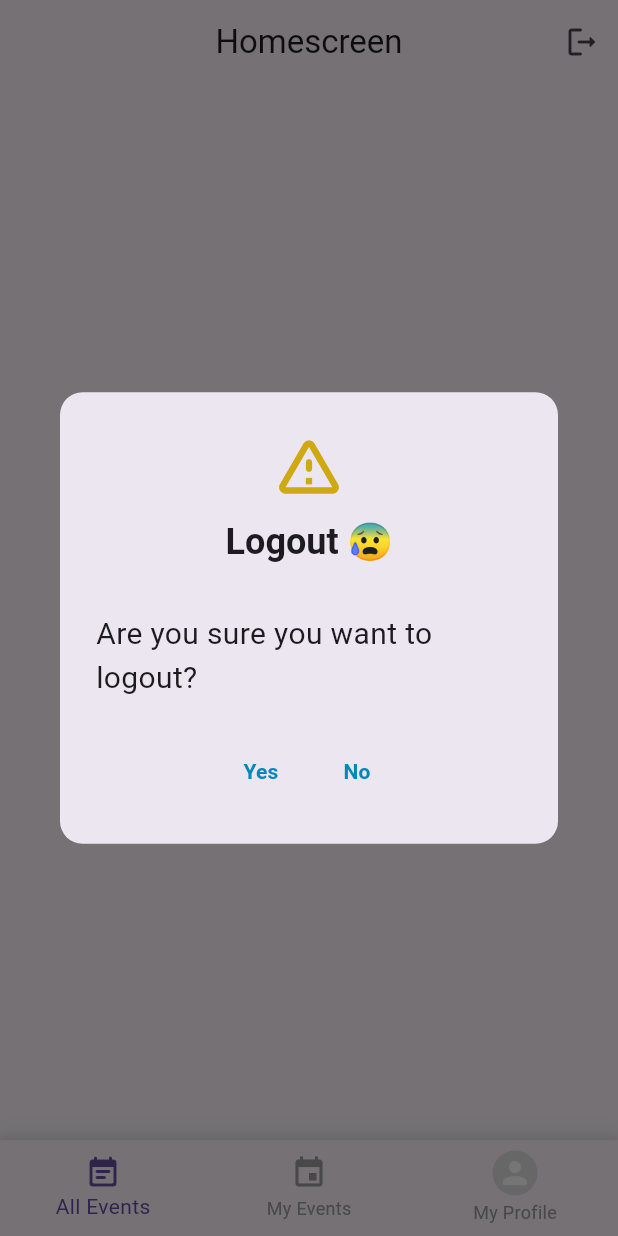
After one commit to MohamedAlkindi/EventConnect, a Flutter app: the UserHomeScreen screen opened by its route, after a tap on the "logout" icon, on a phone screen of 412 x 824 dp. The commit adds this screen. Run offline on Flutter 3.47's test engine with Material 3 defaults, Android fonts, the phone set to English and light mode, and no system bars; our stand-ins replace bloc, firebase_auth, firebase_core, flutter_bloc, image_picker, sqflite; accounts and stored records are empty.

Commit message:
user homescreen done...

```diff
--- a/lib/core/utils/message_dialog.dart
+++ b/lib/core/utils/message_dialog.dart
@@ -7,6 +7,8 @@ AlertDialog dialog({
   required Color iconColor,
   required String buttonText,
   required void Function()? onPressed,
+  String? secondButtonText,
+  void Function()? secondOnPressed,
 }) {
   return AlertDialog(
     shape: RoundedRectangleBorder(
@@ -37,6 +39,10 @@ AlertDialog dialog({
       ),
     ),
     actions: [
+      Center(
+        child: Row(
+          mainAxisAlignment: MainAxisAlignment.center,
+          children: [
             TextButton(
               onPressed: onPressed,
               child: Text(
@@ -47,6 +53,20 @@ AlertDialog dialog({
                 ),
               ),
             ),
+            if (secondButtonText != null && secondOnPressed != null)
+              TextButton(
+                onPressed: secondOnPressed,
+                child: Text(
+                  secondButtonText,
+                  style: TextStyle(
+                    color: Color.fromARGB(255, 0, 136, 186),
+                    fontWeight: FontWeight.bold,
+                  ),
+                ),
+              ),
+          ],
+        ),
+      ),
     ],
   );
 }
--- /dev/null
+++ b/lib/features/all_events/business_logic/all_events_bl.dart
@@ -0,0 +1,28 @@
+import 'package:event_connect/core/exceptions/authentication_exceptions/authentication_exceptions.dart';
+import 'package:event_connect/core/exceptions_messages/messages.dart';
+import 'package:event_connect/features/all_events/data_access/all_events_da.dart';
+
+class AllEventScreenBL {
+  final AllEventScreenDA _dataAccess = AllEventScreenDA();
+
+  Future<List<Map<String, dynamic>>> getEvents() async {
+    try {
+      return await _dataAccess.getAllEvents();
+    } catch (e) {
+      // For now...
+      throw GenericException(
+          message: ExceptionMessages.genericExceptionMessage);
+    }
+  }
+
+  Future<List<Map<String, dynamic>>> gettEventsByCategory(
+      {required String category}) async {
+    try {
+      return await _dataAccess.getEventsByCategory(category: category);
+    } catch (e) {
+      // For now...
+      throw GenericException(
+          message: ExceptionMessages.genericExceptionMessage);
+    }
+  }
+}
--- /dev/null
+++ b/lib/features/all_events/presentation/all_events_screen.dart
@@ -0,0 +1,71 @@
+import 'package:event_connect/core/utils/loading_dialog.dart';
+import 'package:event_connect/core/utils/message_dialog.dart';
+import 'package:event_connect/features/all_events/presentation/cubit/all_events_cubit.dart';
+import 'package:flutter/material.dart';
+import 'package:flutter_bloc/flutter_bloc.dart';
+
+class AllEventsScreen extends StatefulWidget {
+  const AllEventsScreen({super.key});
+
+  @override
+  State<AllEventsScreen> createState() => _AllEventsScreenState();
+}
+
+class _AllEventsScreenState extends State<AllEventsScreen> {
+  @override
+  void initState() {
+    super.initState();
+    context.read<AllEventsCubit>().getAllEvents();
+  }
+
+  @override
+  Widget build(BuildContext context) {
+    return Scaffold(
+      body: BlocConsumer<AllEventsCubit, AllEventsState>(
+        listener: (context, state) {
+          if (state is AllEventsLoading) {
+            showLoadingDialog(context);
+          } else if (state is AllEventsError) {
+            hideLoadingDialog(context);
+            showDialog(
+              context: context,
+              builder: (BuildContext context) {
+                return dialog(
+                  icon: Icons.error_outline_outlined,
+                  iconColor: Colors.red,
+                  titleText: 'Ouch! 😓',
+                  contentText: state.message,
+                  buttonText: 'Try Again',
+                  onPressed: () {
+                    Navigator.pop(context);
+                  },
+                );
+              },
+            );
+          }
+        },
+        builder: (context, state) {
+          if (state is AllEventsGotEvents) {
+            return ListView.builder(
+              itemCount: state.events.length,
+              itemBuilder: (context, index) {
+                return ListTile(
+                  title: Text(state.events[index]['Name']),
+                  subtitle: Text(state.events[index]['Description']),
+                );
+              },
+            );
+          } else if (state is AllEventsNoEventsYet) {
+            return Center(
+              child: Text("No Events Yet!"),
+            );
+          } else {
+            return Center(
+              child: CircularProgressIndicator(),
+            );
+          }
+        },
+      ),
+    );
+  }
+}
--- /dev/null
+++ b/lib/features/all_events/presentation/cubit/all_events_cubit.dart
@@ -0,0 +1,35 @@
+import 'package:bloc/bloc.dart';
+import 'package:event_connect/features/all_events/business_logic/all_events_bl.dart';
+import 'package:meta/meta.dart';
+
+part 'all_events_state.dart';
+
+class AllEventsCubit extends Cubit<AllEventsState> {
+  AllEventsCubit() : super(AllEventsInitial());
+
+  final AllEventScreenBL _businessLogic = AllEventScreenBL();
+
+// Use Streams later.. or maybe in the admin only...
+
+  Future<void> getAllEvents() async {
+    // emit(AllEventsLoading());
+    try {
+      List<Map<String, dynamic>> allEvents = await _businessLogic.getEvents();
+
+      // To show something else in the Bloc Builder.
+      if (allEvents.isEmpty) {
+        emit(AllEventsNoEventsYet());
+      } else {
+        emit(AllEventsGotEvents(events: allEvents));
+      }
+    } catch (e) {
+      emit(AllEventsError(message: e.toString()));
+    }
+  }
+
+  Future<void> getEventsByCategory({required String category}) async {
+    List<Map<String, dynamic>> eventsByCat =
+        await _businessLogic.gettEventsByCategory(category: category);
+    emit(AllEventsGotEvents(events: eventsByCat));
+  }
+}
--- /dev/null
+++ b/lib/features/all_events/presentation/cubit/all_events_state.dart
@@ -0,0 +1,24 @@
+part of 'all_events_cubit.dart';
+
+@immutable
+sealed class AllEventsState {}
+
+final class AllEventsInitial extends AllEventsState {}
+
+final class AllEventsLoading extends AllEventsState {}
+
+final class AllEventsGotEvents extends AllEventsState {
+  final List<Map<String, dynamic>> events;
+
+  AllEventsGotEvents({required this.events});
+}
+
+final class AllEventsNoEventsYet extends AllEventsState {}
+
+final class AllEventsLogOutSuccessful extends AllEventsState {}
+
+final class AllEventsError extends AllEventsState {
+  final String message;
+
+  AllEventsError({required this.message});
+}
--- a/lib/features/forgot_password/presentaion/forgot_password_screen.dart
+++ b/lib/features/forgot_password/presentaion/forgot_password_screen.dart
@@ -32,6 +32,7 @@ class _ForgotPasswordScreenState extends State<ForgotPasswordScreen> {
   Widget build(BuildContext context) {
     var cubit = context.read<ResetPasswordCubit>();
     return Scaffold(
+      backgroundColor: Colors.white,
       body: BlocListener<ResetPasswordCubit, ResetPasswordState>(
         listener: (context, state) {
           if (state is ResetPasswordLoading) {
--- /dev/null
+++ b/lib/features/my_events/presentation/my_events_screen.dart
@@ -0,0 +1,19 @@
+import 'package:flutter/material.dart';
+
+class MyEventsScreen extends StatefulWidget {
+  const MyEventsScreen({super.key});
+
+  @override
+  State<MyEventsScreen> createState() => _MyEventsScreenState();
+}
+
+class _MyEventsScreenState extends State<MyEventsScreen> {
+  @override
+  Widget build(BuildContext context) {
+    return Scaffold(
+      body: Center(
+        child: Text("My Events"),
+      ),
+    );
+  }
+}
--- /dev/null
+++ b/lib/features/my_profile/presentation/my_profile_screen.dart
@@ -0,0 +1,14 @@
+import 'package:flutter/material.dart';
+
+class MyProfileScreen extends StatelessWidget {
+  const MyProfileScreen({super.key});
+
+  @override
+  Widget build(BuildContext context) {
+    return Scaffold(
+      body: Center(
+        child: Text("My Profile"),
+      ),
+    );
+  }
+}
--- /dev/null
+++ b/lib/features/user_homescreen/business_logic/user_homescreen_bl.dart
@@ -0,0 +1,33 @@
+import 'dart:convert';
+import 'dart:io';
+import 'dart:typed_data';
+
+import 'package:event_connect/features/user_homescreen/data_access/user_homescreen_da.dart';
+import 'package:firebase_auth/firebase_auth.dart';
+
+class UserHomescreenBl {
+  final UserHomescreenDa _dataAccess = UserHomescreenDa();
+
+  Future<File> convertBase64ToFile(String base64String) async {
+    try {
+      Uint8List bytes = base64Decode(base64String);
+      final tempDir = await Directory.systemTemp.createTemp();
+      final tempFile = File('${tempDir.path}/profile_pic.png');
+      await tempFile.writeAsBytes(bytes);
+      return tempFile;
+    } catch (e) {
+      throw Exception('Error converting Base64 to File: $e');
+    }
+  }
+
+  Future<File> getUserProfilePic() async {
+    final List<Map<String, dynamic>> result =
+        await _dataAccess.getUserProfilePic();
+
+    return convertBase64ToFile(result[0]['ProfilePic']);
+  }
+
+  Future<void> signOut() async {
+    await FirebaseAuth.instance.signOut();
+  }
+}
--- /dev/null
+++ b/lib/features/user_homescreen/data_access/user_homescreen_da.dart
@@ -0,0 +1,20 @@
+import 'package:event_connect/core/database/database.dart';
+import 'package:event_connect/core/firebase/user/firebase_user.dart';
+import 'package:event_connect/core/tables/user_table.dart';
+import 'package:sqflite/sqflite.dart';
+
+class UserHomescreenDa {
+  final Database _db = AppDatabase.db;
+  final FirebaseUser user = FirebaseUser();
+
+  Future<List<Map<String, dynamic>>> getUserProfilePic() async {
+    final List<Map<String, dynamic>> result = await _db.query(
+      UserTable.userTableName,
+      columns: [UserTable.userProfilePicColumnName],
+      where: "${UserTable.userIDColumnName} = ?",
+      whereArgs: [user.userID],
+    );
+
+    return result;
+  }
+}
--- /dev/null
+++ b/lib/features/user_homescreen/presentation/cubit/user_homescreen_cubit.dart
@@ -0,0 +1,32 @@
+import 'dart:io';
+
+import 'package:bloc/bloc.dart';
+import 'package:event_connect/features/user_homescreen/business_logic/user_homescreen_bl.dart';
+import 'package:meta/meta.dart';
+
+part 'user_homescreen_state.dart';
+
+class UserHomescreenCubit extends Cubit<UserHomescreenState> {
+  UserHomescreenCubit() : super(UserHomescreenInitial());
+  UserHomescreenBl userHomescreenBl = UserHomescreenBl();
+
+  Future<void> getUserProfilePic() async {
+    emit(UserHomescreenLoading());
+    try {
+      File userProfilePic = await userHomescreenBl.getUserProfilePic();
+      emit(GotUserProfilePic(imageFile: userProfilePic));
+    } catch (e) {
+      emit(UserHomescreenError(message: e.toString()));
+    }
+  }
+
+  Future<void> userSignOut() async {
+    emit(UserHomescreenLoading());
+    try {
+      await userHomescreenBl.signOut();
+      emit(UserSignedOutSuccessfully());
+    } catch (e) {
+      emit(UserHomescreenError(message: e.toString()));
+    }
+  }
+}
--- /dev/null
+++ b/lib/features/user_homescreen/presentation/cubit/user_homescreen_state.dart
@@ -0,0 +1,22 @@
+part of 'user_homescreen_cubit.dart';
+
+@immutable
+sealed class UserHomescreenState {}
+
+final class UserHomescreenInitial extends UserHomescreenState {}
+
+final class UserHomescreenLoading extends UserHomescreenState {}
+
+final class UserSignedOutSuccessfully extends UserHomescreenState {}
+
+final class GotUserProfilePic extends UserHomescreenState {
+  final File imageFile;
+
+  GotUserProfilePic({required this.imageFile});
+}
+
+final class UserHomescreenError extends UserHomescreenState {
+  final String message;
+
+  UserHomescreenError({required this.message});
+}
--- /dev/null
+++ b/lib/features/user_homescreen/presentation/user_homescreen.dart
@@ -0,0 +1,159 @@
+import 'package:event_connect/core/utils/message_dialog.dart';
+import 'package:event_connect/features/all_events/presentation/all_events_screen.dart';
+import 'package:event_connect/features/my_events/presentation/my_events_screen.dart';
+import 'package:event_connect/features/my_profile/presentation/my_profile_screen.dart';
+import 'package:event_connect/features/user_homescreen/presentation/cubit/user_homescreen_cubit.dart';
+import 'package:event_connect/main.dart';
+import 'package:flutter/material.dart';
+import 'package:flutter_bloc/flutter_bloc.dart';
+
+// This page has only the signout button and the user's image.
+class UserHomeScreen extends StatefulWidget {
+  const UserHomeScreen({super.key});
+
+  @override
+  State<UserHomeScreen> createState() => _UserHomeScreenState();
+}
+
+class _UserHomeScreenState extends State<UserHomeScreen> {
+  late final PageController _pageController;
+  int _currentIndex = 0;
+
+  @override
+  void initState() {
+    super.initState();
+    _pageController = PageController();
+    context.read<UserHomescreenCubit>().getUserProfilePic();
+  }
+
+  @override
+  void dispose() {
+    _pageController.dispose();
+    super.dispose();
+  }
+
+  @override
+  Widget build(BuildContext context) {
+    var cubit = context.read<UserHomescreenCubit>();
+    return Scaffold(
+      appBar: AppBar(
+        title: Text(
+          "Homescreen",
+          style: TextStyle(
+            fontWeight: FontWeight.w400,
+          ),
+        ),
+        automaticallyImplyLeading: false,
+        centerTitle: true,
+        actions: [
+          IconButton(
+            icon: Icon(Icons.logout_rounded),
+            onPressed: () {
+              showDialog(
+                context: context,
+                builder: (BuildContext context) {
+                  return dialog(
+                    titleText: "Logout 😰",
+                    contentText: "Are you sure you want to logout?",
+                    icon: Icons.warning_amber_rounded,
+                    iconColor: const Color.fromARGB(255, 207, 169, 18),
+                    buttonText: "Yes",
+                    onPressed: () {
+                      cubit.userSignOut();
+                    },
+                    secondButtonText: "No",
+                    secondOnPressed: () {
+                      Navigator.pop(context);
+                    },
+                  );
+                },
+              );
+            },
+          ),
+        ],
+      ),
+      body: BlocListener<UserHomescreenCubit, UserHomescreenState>(
+        listener: (context, state) {
+          if (state is UserSignedOutSuccessfully) {
+            Navigator.popAndPushNamed(context, loginPageRoute);
+          }
+        },
+        child: Column(
+          children: [
+            Expanded(
+              child: PageView(
+                controller: _pageController,
+                onPageChanged: (index) {
+                  setState(() {
+                    _currentIndex = index;
+                  });
+                },
+                children: [
+                  AllEventsScreen(),
+                  MyEventsScreen(),
+                  MyProfileScreen(),
+                ],
+              ),
+            ),
+            Container(
+              decoration: BoxDecoration(
+                color: Colors.white,
+                boxShadow: [
+                  BoxShadow(
+                    color: Colors.black.withOpacity(0.1),
+                    blurRadius: 10,
+                    offset: Offset(0, -2),
+                  ),
+                ],
+              ),
+              child: BottomNavigationBar(
+                currentIndex: _currentIndex,
+                onTap: (index) {
+                  setState(() {
+                    _currentIndex = index;
+                  });
+                  _pageController.animateToPage(
+                    index,
+                    duration: Duration(microseconds: 300),
+                    curve: Curves.easeInOut,
+                  );
+                },
+                items: [
+                  BottomNavigationBarItem(
+                    icon: Icon(Icons.event_note_rounded),
+                    label: "All Events",
+                  ),
+                  BottomNavigationBarItem(
+                    icon: Icon(Icons.event),
+                    label: "My Events",
+                  ),
+                  BottomNavigationBarItem(
+                    icon: CircleAvatar(
+                      radius: 15,
+                      backgroundColor: Colors.grey.shade300,
+                      child: cubit.state is GotUserProfilePic
+                          ? CircleAvatar(
+                              radius: 15,
+                              backgroundImage: FileImage(
+                                (cubit.state as GotUserProfilePic)
+                                    .imageFile, // Use the File object
+                              ),
+                            )
+                          : Icon(Icons.person,
+                              color: Colors.white), // Fallback icon
+                    ),
+                    label: "My Profile",
+                  ),
+                ],
+                selectedItemColor: Theme.of(context).primaryColor,
+                unselectedItemColor: Colors.grey,
+                showUnselectedLabels: true,
+                type: BottomNavigationBarType.fixed,
+              ),
+            ),
+          ],
+        ),
+      ),
+    );
+  }
+}
```
Also changed, not shown: lib/core/database/database.dart (+30 -0 lines), lib/features/all_events/data_access/all_events_da.dart (added, +18 -0 lines), lib/features/complete_profile/data_access/complete_profile_da.dart (+6 -9 lines), lib/features/login/presentation/login_screen.dart (+4 -5 lines), lib/features/register/business_logic/firebase_register.dart (+10 -8 lines), lib/features/register/data_access/insert_user.dart (+4 -8 lines), lib/main.dart (+18 -1 lines). Lines whose indentation alone changed are shown as unchanged.
